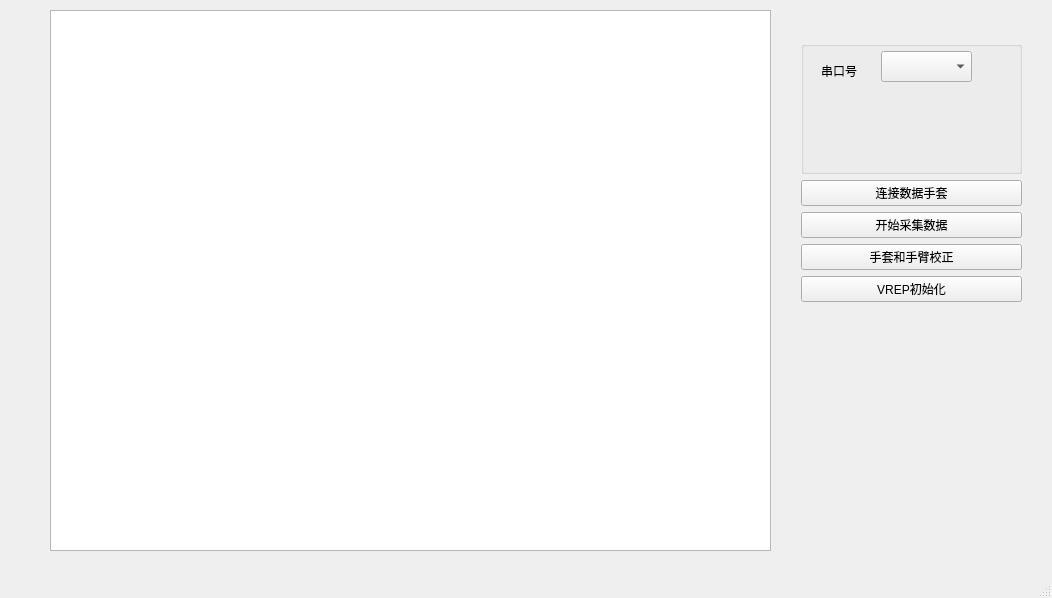
Old version of the form mainwindow.ui in the repository wqqiexin/wiseglove_and_ads.
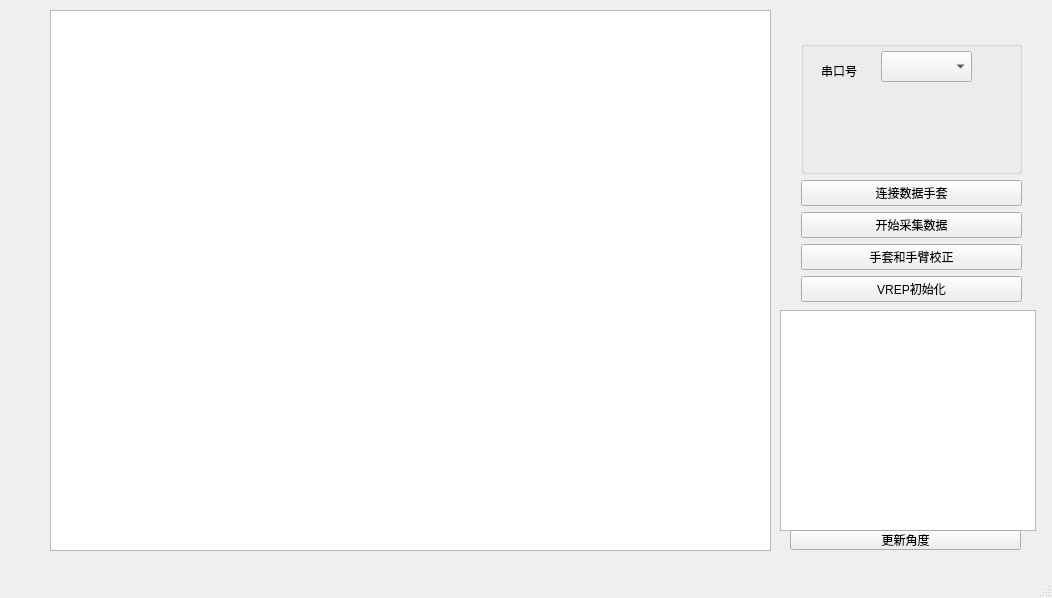
New version of the form.

Commit message: 尝试使用解算出的角度进行仿真

The edit to the form file:
```diff
--- a/mainwindow.ui
+++ b/mainwindow.ui
@@ -24,7 +24,7 @@
      </rect>
     </property>
    </widget>
-   <widget class="QWidget" name="">
+   <widget class="QWidget" name="layoutWidget">
     <property name="geometry">
      <rect>
       <x>801</x>
@@ -98,6 +98,29 @@
      </item>
     </layout>
    </widget>
+   <widget class="QTableWidget" name="AnglesList">
+    <property name="geometry">
+     <rect>
+      <x>780</x>
+      <y>310</y>
+      <width>256</width>
+      <height>221</height>
+     </rect>
+    </property>
+   </widget>
+   <widget class="QPushButton" name="updateAngles">
+    <property name="geometry">
+     <rect>
+      <x>790</x>
+      <y>530</y>
+      <width>231</width>
+      <height>20</height>
+     </rect>
+    </property>
+    <property name="text">
+     <string>更新角度</string>
+    </property>
+   </widget>
   </widget>
   <widget class="QMenuBar" name="menubar">
    <property name="geometry">
```
The commit also changes 7 other files.
